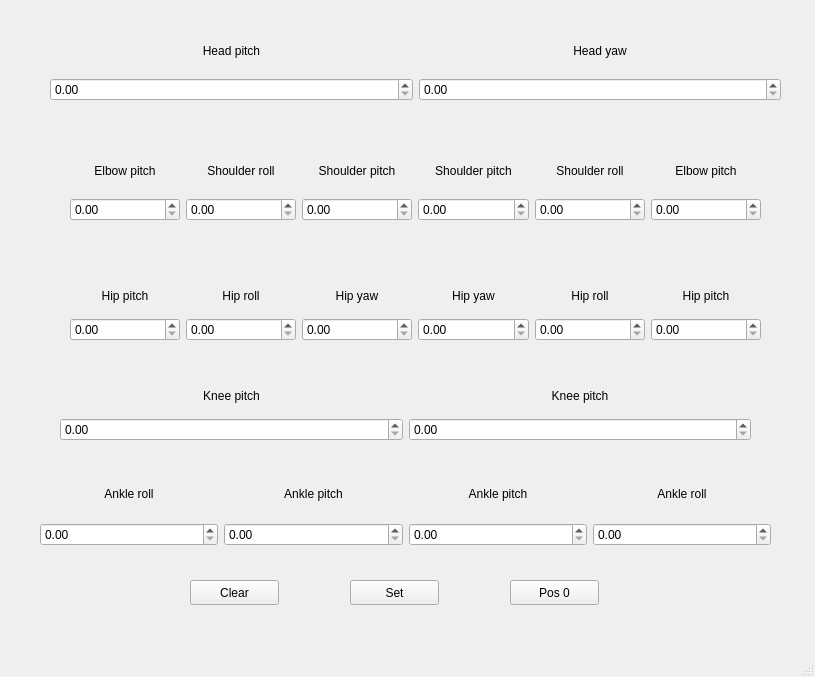
iw4p/MotionTool, file MotionTool.ui: the form before one commit.
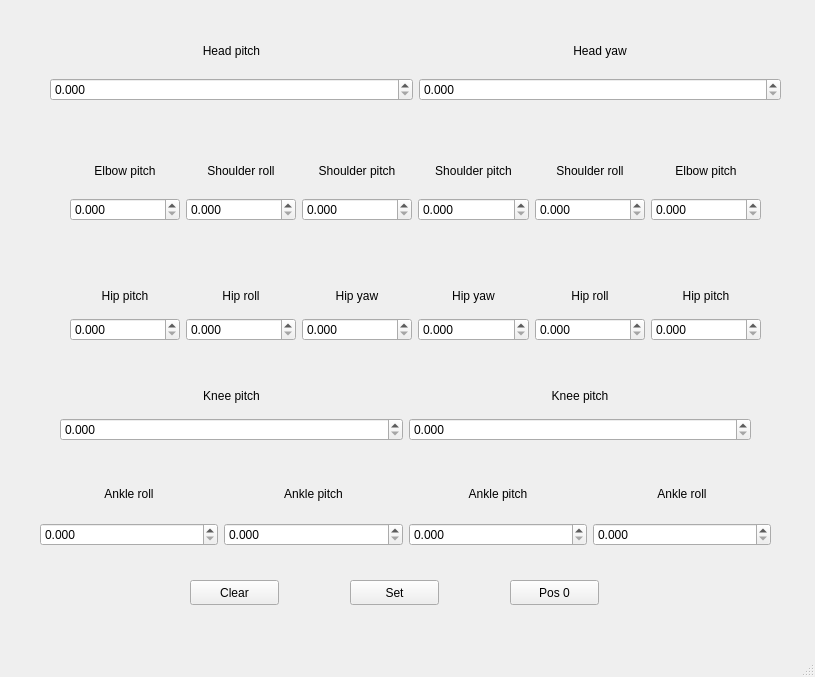
The form after the commit.

The edit to the form file:
```diff
--- a/MotionTool.ui
+++ b/MotionTool.ui
@@ -40,7 +40,11 @@
         </widget>
        </item>
        <item>
-        <widget class="QDoubleSpinBox" name="headPitchBox"/>
+        <widget class="QDoubleSpinBox" name="headPitchBox">
+         <property name="decimals">
+          <number>3</number>
+         </property>
+        </widget>
        </item>
       </layout>
      </item>
@@ -63,7 +67,11 @@
         </widget>
        </item>
        <item>
-        <widget class="QDoubleSpinBox" name="headYawBox"/>
+        <widget class="QDoubleSpinBox" name="headYawBox">
+         <property name="decimals">
+          <number>3</number>
+         </property>
+        </widget>
        </item>
       </layout>
      </item>
@@ -92,7 +100,11 @@
         </widget>
        </item>
        <item>
-        <widget class="QDoubleSpinBox" name="kneePitchRightBox"/>
+        <widget class="QDoubleSpinBox" name="kneePitchRightBox">
+         <property name="decimals">
+          <number>3</number>
+         </property>
+        </widget>
        </item>
       </layout>
      </item>
@@ -112,7 +124,11 @@
         </widget>
        </item>
        <item>
-        <widget class="QDoubleSpinBox" name="kneePitchLeftBox"/>
+        <widget class="QDoubleSpinBox" name="kneePitchLeftBox">
+         <property name="decimals">
+          <number>3</number>
+         </property>
+        </widget>
        </item>
       </layout>
      </item>
@@ -180,7 +196,11 @@
         </widget>
        </item>
        <item>
-        <widget class="QDoubleSpinBox" name="ankleRollRightBox"/>
+        <widget class="QDoubleSpinBox" name="ankleRollRightBox">
+         <property name="decimals">
+          <number>3</number>
+         </property>
+        </widget>
        </item>
       </layout>
      </item>
@@ -197,7 +217,11 @@
         </widget>
        </item>
        <item>
-        <widget class="QDoubleSpinBox" name="anklePitchRightBox"/>
+        <widget class="QDoubleSpinBox" name="anklePitchRightBox">
+         <property name="decimals">
+          <number>3</number>
+         </property>
+        </widget>
        </item>
       </layout>
      </item>
@@ -217,7 +241,11 @@
         </widget>
        </item>
        <item>
-        <widget class="QDoubleSpinBox" name="anklePitchLeftBox"/>
+        <widget class="QDoubleSpinBox" name="anklePitchLeftBox">
+         <property name="decimals">
+          <number>3</number>
+         </property>
+        </widget>
        </item>
       </layout>
      </item>
@@ -234,7 +262,11 @@
         </widget>
        </item>
        <item>
-        <widget class="QDoubleSpinBox" name="ankleRollLeftBox"/>
+        <widget class="QDoubleSpinBox" name="ankleRollLeftBox">
+         <property name="decimals">
+          <number>3</number>
+         </property>
+        </widget>
        </item>
       </layout>
      </item>
@@ -263,7 +295,11 @@
         </widget>
        </item>
        <item>
-        <widget class="QDoubleSpinBox" name="hipPitchRightBox"/>
+        <widget class="QDoubleSpinBox" name="hipPitchRightBox">
+         <property name="decimals">
+          <number>3</number>
+         </property>
+        </widget>
        </item>
       </layout>
      </item>
@@ -280,7 +316,11 @@
         </widget>
        </item>
        <item>
-        <widget class="QDoubleSpinBox" name="hipRollRightBox"/>
+        <widget class="QDoubleSpinBox" name="hipRollRightBox">
+         <property name="decimals">
+          <number>3</number>
+         </property>
+        </widget>
        </item>
       </layout>
      </item>
@@ -297,7 +337,11 @@
         </widget>
        </item>
        <item>
-        <widget class="QDoubleSpinBox" name="hipYawRightBox"/>
+        <widget class="QDoubleSpinBox" name="hipYawRightBox">
+         <property name="decimals">
+          <number>3</number>
+         </property>
+        </widget>
        </item>
       </layout>
      </item>
@@ -317,7 +361,11 @@
         </widget>
        </item>
        <item>
-        <widget class="QDoubleSpinBox" name="hipYawLeftBox"/>
+        <widget class="QDoubleSpinBox" name="hipYawLeftBox">
+         <property name="decimals">
+          <number>3</number>
+         </property>
+        </widget>
        </item>
       </layout>
      </item>
@@ -334,7 +382,11 @@
         </widget>
        </item>
        <item>
-        <widget class="QDoubleSpinBox" name="hipRollLeftBox"/>
+        <widget class="QDoubleSpinBox" name="hipRollLeftBox">
+         <property name="decimals">
+          <number>3</number>
+         </property>
+        </widget>
        </item>
       </layout>
      </item>
@@ -351,7 +403,11 @@
         </widget>
        </item>
        <item>
-        <widget class="QDoubleSpinBox" name="hipPitchLeftBox"/>
+        <widget class="QDoubleSpinBox" name="hipPitchLeftBox">
+         <property name="decimals">
+          <number>3</number>
+         </property>
+        </widget>
        </item>
       </layout>
      </item>
@@ -380,7 +436,11 @@
         </widget>
        </item>
        <item>
-        <widget class="QDoubleSpinBox" name="elbowPitchRightBox"/>
+        <widget class="QDoubleSpinBox" name="elbowPitchRightBox">
+         <property name="decimals">
+          <number>3</number>
+         </property>
+        </widget>
        </item>
       </layout>
      </item>
@@ -397,7 +457,11 @@
         </widget>
        </item>
        <item>
-        <widget class="QDoubleSpinBox" name="shoulderRollRightBox"/>
+        <widget class="QDoubleSpinBox" name="shoulderRollRightBox">
+         <property name="decimals">
+          <number>3</number>
+         </property>
+        </widget>
        </item>
       </layout>
      </item>
@@ -414,7 +478,11 @@
         </widget>
        </item>
        <item>
-        <widget class="QDoubleSpinBox" name="shoulderPitchRightBox"/>
+        <widget class="QDoubleSpinBox" name="shoulderPitchRightBox">
+         <property name="decimals">
+          <number>3</number>
+         </property>
+        </widget>
        </item>
       </layout>
      </item>
@@ -434,7 +502,11 @@
         </widget>
        </item>
        <item>
-        <widget class="QDoubleSpinBox" name="shoulderPitchLeftBox"/>
+        <widget class="QDoubleSpinBox" name="shoulderPitchLeftBox">
+         <property name="decimals">
+          <number>3</number>
+         </property>
+        </widget>
        </item>
       </layout>
      </item>
@@ -451,7 +523,11 @@
         </widget>
        </item>
        <item>
-        <widget class="QDoubleSpinBox" name="shoulderRollLeftBox"/>
+        <widget class="QDoubleSpinBox" name="shoulderRollLeftBox">
+         <property name="decimals">
+          <number>3</number>
+         </property>
+        </widget>
        </item>
       </layout>
      </item>
@@ -468,7 +544,11 @@
         </widget>
        </item>
        <item>
-        <widget class="QDoubleSpinBox" name="elbowPitchLeftBox"/>
+        <widget class="QDoubleSpinBox" name="elbowPitchLeftBox">
+         <property name="decimals">
+          <number>3</number>
+         </property>
+        </widget>
        </item>
       </layout>
      </item>
```
